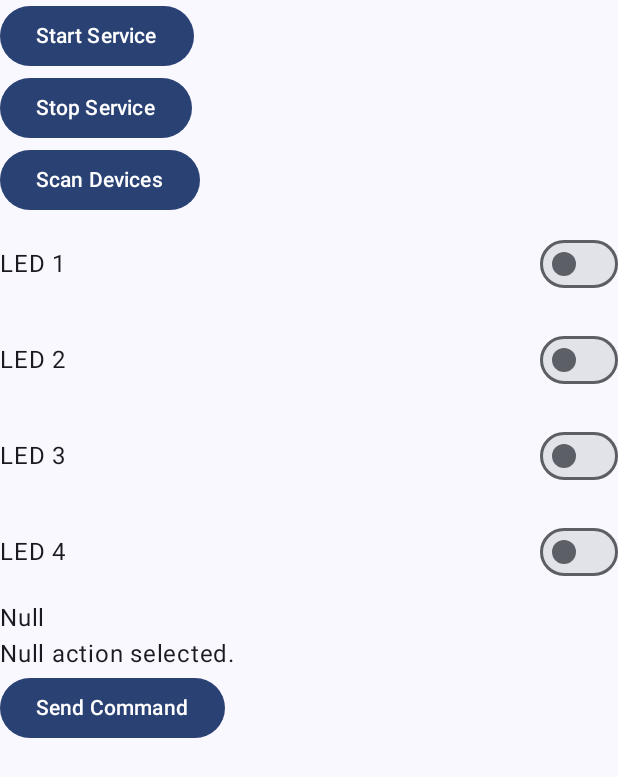
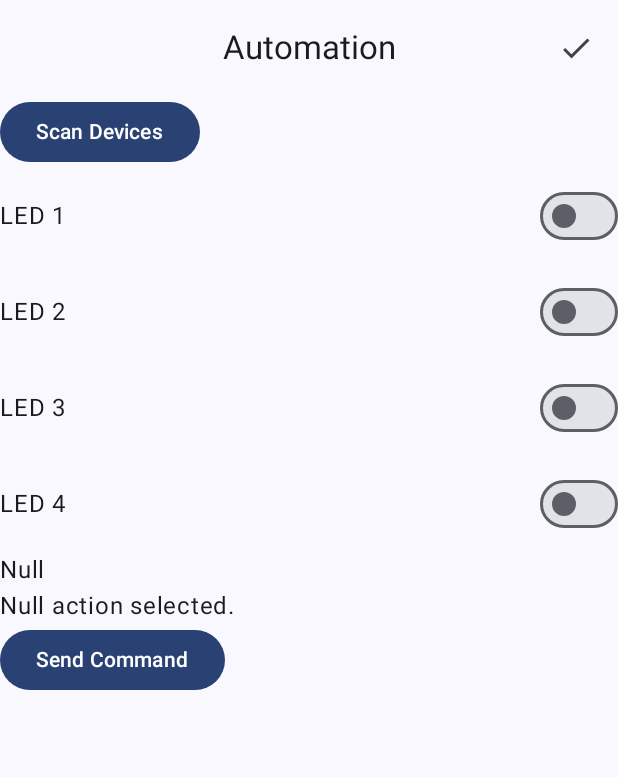
Before and after one commit to jainhardik120/Automation, an Android app built with Jetpack Compose: the screen it shows after launch (MainActivity), after a tap on "Start Service", on a phone screen of 412 x 824 dp. Shown: the top 777 px of the screen. Run offline under Robolectric (Android 15) with nearby library versions, the light colour scheme and no system bars; our stand-ins replace Dagger/Hilt's generated code.

Commit message:
Updated the running service state

```diff
--- a/app/src/main/java/com/jainhardik120/automation/data/ServiceConnector.kt
+++ b/app/src/main/java/com/jainhardik120/automation/data/ServiceConnector.kt
@@ -1,55 +1,149 @@
 package com.jainhardik120.automation.data
 
+import android.app.job.JobScheduler
 import android.content.ComponentName
 import android.content.Context
 import android.content.Intent
 import android.content.ServiceConnection
 import android.os.IBinder
+import android.util.Log
 import kotlinx.coroutines.CoroutineScope
 import kotlinx.coroutines.Dispatchers
 import kotlinx.coroutines.flow.MutableStateFlow
 import kotlinx.coroutines.flow.StateFlow
+import kotlinx.coroutines.flow.asStateFlow
+import kotlinx.coroutines.flow.update
 import kotlinx.coroutines.launch
+
+data class ServiceConnectionState(
+    val isRunning: Boolean = false,
+    val isBound: Boolean = false,
+    val currentServiceState: ServiceState = ServiceState(),
+    val error: String? = null
+)
 
 class ServiceConnector(
     private val context: Context
 ) {
+    companion object {
+        private const val TAG = "ServiceConnector"
+    }
+
     private var service: BleForegroundService? = null
 
-    private val _internalServiceState = MutableStateFlow(ServiceState())
-    val serviceState: StateFlow<ServiceState> = _internalServiceState
-
-    fun sendEvent(event: ServiceEvent) = service?.onEvent(event)
+    private val _connectionState = MutableStateFlow(ServiceConnectionState())
+    val connectionState: StateFlow<ServiceConnectionState> = _connectionState.asStateFlow()
 
     private val connection = object : ServiceConnection {
-        override fun onServiceConnected(p0: ComponentName?, binder: IBinder?) {
-            service = (binder as BleForegroundService.BLEBinder).getService()
-            collectServiceState(binder.state)
+        override fun onServiceConnected(componentName: ComponentName?, binder: IBinder?) {
+            binder?.let {
+                val bleBinder = binder as BleForegroundService.BLEBinder
+                service = bleBinder.getService()
+                _connectionState.update {
+                    it.copy(
+                        isRunning = true,
+                        isBound = true
+                    )
+                }
+                collectServiceState(bleBinder.state)
+            }
         }
 
-        override fun onServiceDisconnected(p0: ComponentName?) {
-            _internalServiceState.value = ServiceState()
-            service = null
+        override fun onServiceDisconnected(componentName: ComponentName?) {
+            Log.d(TAG, "Service disconnected")
+            resetServiceState()
         }
+    }
+
+    init {
+        checkInitialServiceStatus()
+        bindServiceIfRunning()
+    }
+
+    private fun checkInitialServiceStatus() {
+        if (isServiceRunningInSystem()) {
+            _connectionState.update {
+                it.copy(isRunning = true)
+            }
+        }
+    }
+
+    fun sendEvent(event: ServiceEvent) {
+        service?.onEvent(event)
     }
 
     private fun collectServiceState(serviceStateFlow: StateFlow<ServiceState>) {
         CoroutineScope(Dispatchers.IO).launch {
             serviceStateFlow.collect { newServiceState ->
-                _internalServiceState.value = newServiceState
+                _connectionState.update {
+                    it.copy(currentServiceState = newServiceState)
+                }
+            }
+        }
+    }
+
+    fun stopServiceAndUnbind() {
+        val currentState = _connectionState.value
+        if (currentState.isRunning) {
+            try {
+                if (currentState.isBound) {
+                    context.unbindService(connection)
+                }
+                context.stopService(Intent(context, BleForegroundService::class.java))
+                resetServiceState()
+            } catch (e: Exception) {
+                _connectionState.update {
+                    it.copy(error = "Error stopping service: ${e.localizedMessage}")
+                }
+            }
+        }
+    }
+
+    private fun resetServiceState() {
+        _connectionState.update {
+            ServiceConnectionState(
+                isRunning = false,
+                isBound = false,
+                currentServiceState = ServiceState()
+            )
+        }
+        service = null
+    }
+
+    private fun isServiceRunningInSystem(): Boolean {
+        val jobScheduler = context.getSystemService(Context.JOB_SCHEDULER_SERVICE) as JobScheduler
+        return jobScheduler.allPendingJobs.any {
+            it.service.className == BleForegroundService::class.java.name
+        }
+    }
+
+    private fun bindServiceIfRunning() {
+        val currentState = _connectionState.value
+        val intent = Intent(context, BleForegroundService::class.java)
+        if (!currentState.isRunning) {
+            return
+        }
+        try {
+            context.bindService(intent, connection, Context.BIND_AUTO_CREATE)
+        } catch (e: Exception) {
+            _connectionState.update {
+                it.copy(error = "Error binding service: ${e.localizedMessage}")
             }
         }
     }
 
     fun startServiceAndBind() {
+        val currentState = _connectionState.value
         val intent = Intent(context, BleForegroundService::class.java)
-        context.startService(intent)
-        context.bindService(intent, connection, Context.BIND_AUTO_CREATE)
+        if (!currentState.isRunning) {
+            context.startService(intent)
+        }
+        try {
+            context.bindService(intent, connection, Context.BIND_AUTO_CREATE)
+        } catch (e: Exception) {
+            _connectionState.update {
+                it.copy(error = "Error binding service: ${e.localizedMessage}")
+            }
+        }
     }
-
-    fun stopServiceAndUnbind() {
-        context.unbindService(connection)
-        context.stopService(Intent(context, BleForegroundService::class.java))
-    }
-
 }
--- a/app/src/main/java/com/jainhardik120/automation/ui/LedControlScreen.kt
+++ b/app/src/main/java/com/jainhardik120/automation/ui/LedControlScreen.kt
@@ -8,8 +8,16 @@ import androidx.compose.foundation.layout.fillMaxWidth
 import androidx.compose.foundation.layout.padding
 import androidx.compose.foundation.lazy.LazyColumn
 import androidx.compose.foundation.lazy.itemsIndexed
+import androidx.compose.material.icons.Icons
+import androidx.compose.material.icons.filled.Close
+import androidx.compose.material.icons.filled.Done
 import androidx.compose.material3.Button
+import androidx.compose.material3.CenterAlignedTopAppBar
+import androidx.compose.material3.ExperimentalMaterial3Api
+import androidx.compose.material3.Icon
+import androidx.compose.material3.IconButton
 import androidx.compose.material3.OutlinedCard
+import androidx.compose.material3.Scaffold
 import androidx.compose.material3.Switch
 import androidx.compose.material3.Text
 import androidx.compose.runtime.Composable
@@ -17,19 +25,36 @@ import androidx.compose.ui.Alignment
 import androidx.compose.ui.Modifier
 import androidx.compose.ui.unit.dp
 
+@OptIn(ExperimentalMaterial3Api::class)
 @SuppressLint("MissingPermission")
 @Composable
 fun LedControlScreen(viewModel: LedControlViewModel) {
     val state = viewModel.state
+    Scaffold(topBar = {
+        CenterAlignedTopAppBar(title = { Text("Automation") }, actions = {
+            IconButton(onClick = {
+                if (viewModel.serviceState.isBound) {
+                    viewModel.stopService()
+                } else {
+                    viewModel.startService()
+                }
+            }) {
+                if (viewModel.serviceState.isBound) {
+                    Icon(Icons.Default.Close, "Stop Service")
+                } else {
+                    Icon(Icons.Default.Done, "Start Service")
+                }
+            }
+        })
+    }) { innerPadding ->
+        Column(
+            Modifier
+                .fillMaxSize()
+                .padding(innerPadding)
+        ) {
             LazyColumn(Modifier.fillMaxSize()) {
                 item {
                     Column {
-                Button(onClick = { viewModel.startService() }) {
-                    Text("Start Service")
-                }
-                Button(onClick = { viewModel.stopService() }) {
-                    Text("Stop Service")
-                }
                         Button(onClick = {
                             viewModel.scanDevices()
                         }) {
@@ -37,7 +62,7 @@ fun LedControlScreen(viewModel: LedControlViewModel) {
                         }
                     }
                 }
-        itemsIndexed(viewModel.serviceState.deviceList) { _, item ->
+                itemsIndexed(viewModel.serviceState.currentServiceState.deviceList) { _, item ->
                     OutlinedCard(
                         onClick = {
                             viewModel.connectToDevice(item.address)
@@ -58,7 +83,6 @@ fun LedControlScreen(viewModel: LedControlViewModel) {
                             text = "LED ${index + 1}",
                             modifier = Modifier.weight(1f)
                         )
-
                         Switch(
                             checked = state.ledStates[index],
                             onCheckedChange = { viewModel.toggleLedState(index) },
@@ -77,3 +101,6 @@ fun LedControlScreen(viewModel: LedControlViewModel) {
             }
 
         }
+    }
+
+}
--- a/app/src/main/java/com/jainhardik120/automation/ui/LedControlViewModel.kt
+++ b/app/src/main/java/com/jainhardik120/automation/ui/LedControlViewModel.kt
@@ -1,20 +1,15 @@
 package com.jainhardik120.automation.ui
 
-import android.util.Log
 import androidx.compose.runtime.getValue
 import androidx.compose.runtime.mutableStateOf
 import androidx.compose.runtime.setValue
 import androidx.lifecycle.ViewModel
 import androidx.lifecycle.viewModelScope
+import com.jainhardik120.automation.data.ServiceConnectionState
 import com.jainhardik120.automation.data.ServiceConnector
 import com.jainhardik120.automation.data.ServiceEvent
-import com.jainhardik120.automation.data.ServiceState
 import com.jainhardik120.automation.data.toCreateInstructionPacket
 import dagger.hilt.android.lifecycle.HiltViewModel
-import kotlinx.coroutines.channels.Channel
-import kotlinx.coroutines.flow.MutableStateFlow
-import kotlinx.coroutines.flow.StateFlow
-import kotlinx.coroutines.flow.receiveAsFlow
 import kotlinx.coroutines.launch
 import javax.inject.Inject
 
@@ -25,11 +20,15 @@ class LedControlViewModel @Inject constructor(
 
     var state by mutableStateOf(LedControlState())
 
-    var serviceState by mutableStateOf(ServiceState())
+    var serviceState by mutableStateOf(ServiceConnectionState())
         private set
 
-
     init {
+        viewModelScope.launch {
+            serviceConnector.connectionState.collect { newServiceState ->
+                serviceState = newServiceState
+            }
+        }
         resetLedStates()
     }
 
@@ -45,11 +44,6 @@ class LedControlViewModel @Inject constructor(
 
     fun startService() {
         serviceConnector.startServiceAndBind()
-        viewModelScope.launch {
-            serviceConnector.serviceState.collect { newServiceState ->
-                serviceState = newServiceState
-            }
-        }
     }
 
     fun stopService() {
@@ -81,12 +75,12 @@ class LedControlViewModel @Inject constructor(
         sendData()
     }
 
-    fun sendCommand(){
+    fun sendCommand() {
         val data = state.action.toCreateInstructionPacket(false)
         serviceConnector.sendEvent(ServiceEvent.SendKeypadData(data))
     }
 
-    fun onActionEditorEvent(event : ActionEditorEvent){
+    fun onActionEditorEvent(event: ActionEditorEvent) {
         state = state.copy(action = getUpdatedActionState(state.action, event))
     }
 
--- a/app/src/main/java/com/jainhardik120/automation/ui/MainActivity.kt
+++ b/app/src/main/java/com/jainhardik120/automation/ui/MainActivity.kt
@@ -2,40 +2,15 @@ package com.jainhardik120.automation.ui
 
 import android.Manifest
 import android.annotation.SuppressLint
-import android.bluetooth.BluetoothDevice
-import android.content.ComponentName
-import android.content.Intent
-import android.content.ServiceConnection
 import android.os.Build
 import android.os.Bundle
-import android.os.IBinder
 import androidx.activity.ComponentActivity
 import androidx.activity.compose.setContent
 import androidx.activity.enableEdgeToEdge
-import androidx.compose.foundation.layout.Arrangement
-import androidx.compose.foundation.layout.Column
-import androidx.compose.foundation.layout.fillMaxSize
-import androidx.compose.foundation.layout.padding
-import androidx.compose.foundation.lazy.LazyColumn
-import androidx.compose.foundation.lazy.itemsIndexed
-import androidx.compose.material3.Button
-import androidx.compose.material3.OutlinedCard
-import androidx.compose.material3.Scaffold
-import androidx.compose.material3.Text
-import androidx.compose.runtime.LaunchedEffect
-import androidx.compose.runtime.collectAsState
-import androidx.compose.runtime.getValue
-import androidx.compose.ui.Alignment
-import androidx.compose.ui.Modifier
 import androidx.core.app.ActivityCompat
 import androidx.hilt.navigation.compose.hiltViewModel
-import androidx.lifecycle.lifecycleScope
-import com.jainhardik120.automation.data.BleForegroundService
 import com.jainhardik120.automation.ui.theme.AutomationTheme
 import dagger.hilt.android.AndroidEntryPoint
-import kotlinx.coroutines.flow.MutableStateFlow
-import kotlinx.coroutines.flow.collectLatest
-import kotlinx.coroutines.launch
 
 @AndroidEntryPoint
 class MainActivity : ComponentActivity() {
@@ -59,18 +34,8 @@ class MainActivity : ComponentActivity() {
         enableEdgeToEdge()
         setContent {
             AutomationTheme {
-                Scaffold(modifier = Modifier.fillMaxSize()) { innerPadding ->
-                    Column(
-                        Modifier
-                            .padding(innerPadding)
-                            .fillMaxSize(),
-                        horizontalAlignment = Alignment.CenterHorizontally,
-                        verticalArrangement = Arrangement.Center
-                    ) {
-                        val viewModel: LedControlViewModel = hiltViewModel()
-                        LedControlScreen(viewModel)
-                    }
-                }
+                val viewModel: LedControlViewModel = hiltViewModel()
+                LedControlScreen(viewModel)
             }
         }
     }
```
Lines whose indentation alone changed are shown as unchanged.
